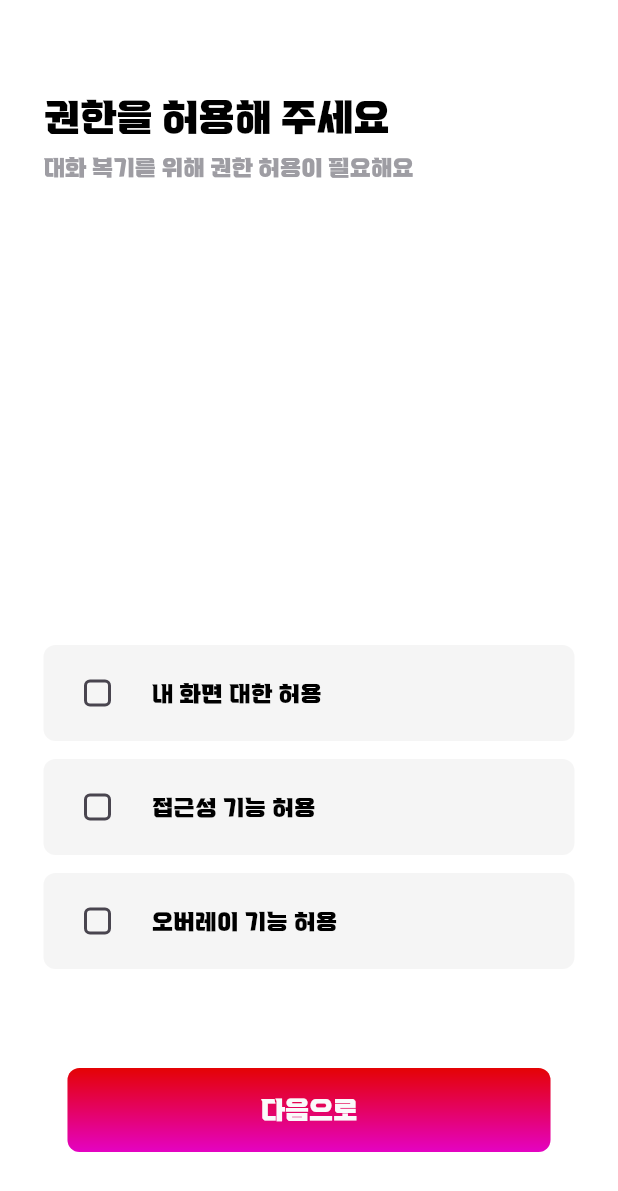
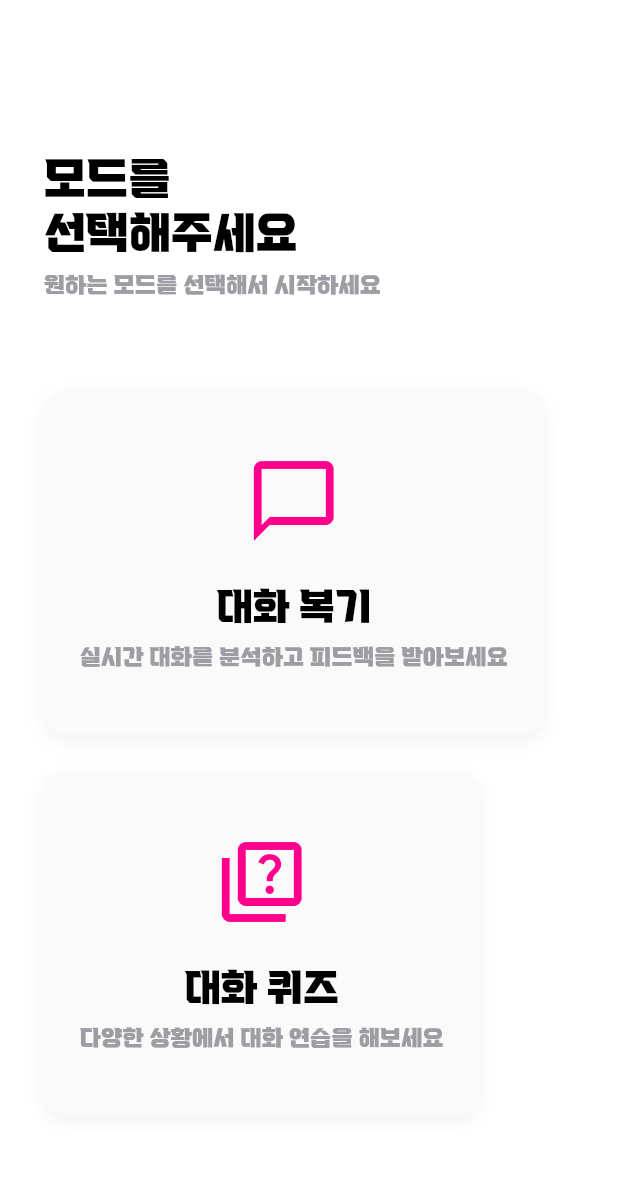
Before and after one commit to SW-HACKATHON-7/overlay, a Flutter app: the screen it shows after launch, on a phone screen of 412 x 824 dp. Shown: the top 1191 px of the screen. Run offline on Flutter 3.47's test engine with Material 3 defaults, Android fonts, the phone set to English and light mode, and no system bars; our stand-ins replace dio, flutter_hooks, flutter_riverpod, flutter_svg, go_router, hooks_riverpod and 1 more; missing offline and left inert: flutter_overlay_window; generated files the repository leaves out were written again.

Commit message:
feat : 채팅기능연동

```diff
--- a/lib/core/router/route.dart
+++ b/lib/core/router/route.dart
@@ -1,6 +1,7 @@
 import 'package:go_router/go_router.dart';
 import 'package:hackerton/presentation/choosePartner/choose_partner_screen.dart';
 import 'package:hackerton/presentation/main/screens/main_screen.dart';
+import 'package:hackerton/presentation/mode_selection/mode_selection_screen.dart';
 import 'package:hackerton/presentation/quiz/quiz_chat_screen.dart';
 import 'package:hackerton/presentation/verify/verify_screen.dart';
 import 'package:hackerton/splash_screen.dart';
@@ -12,6 +13,11 @@ final router = GoRouter(
       path: '/',
       name: RouteNames.splash,
       builder: (context, state) => const SplashScreen(),
+    ),
+    GoRoute(
+      path: '/mode_selection',
+      name: RouteNames.modeSelection,
+      builder: (context, state) => const ModeSelectionScreen(),
     ),
     GoRoute(
       path: '/main',
@@ -31,13 +37,17 @@ final router = GoRouter(
     GoRoute(
       path: '/quiz',
       name: RouteNames.quiz,
-      builder: (context, state) => const QuizChatScreen(),
+      builder: (context, state) {
+        final relationship = state.extra as String?;
+        return QuizChatScreen(relationship: relationship ?? '직장 상사');
+      },
     ),
   ],
 );
 
 class RouteNames {
   static const String splash = 'splash';
+  static const String modeSelection = 'mode_selection';
   static const String main = 'main';
   static const String verify = 'verify';
   static const String choosePartner = 'choose_partner';
--- /dev/null
+++ b/lib/presentation/mode_selection/mode_selection_screen.dart
@@ -0,0 +1,148 @@
+import 'package:flutter/material.dart';
+import 'package:go_router/go_router.dart';
+import 'package:hackerton/core/design_system/color.dart';
+import 'package:hackerton/core/design_system/typography.dart';
+import 'package:hackerton/core/widget/base_scaffold.dart';
+
+class ModeSelectionScreen extends StatefulWidget {
+  const ModeSelectionScreen({super.key});
+
+  @override
+  State<ModeSelectionScreen> createState() => _ModeSelectionScreenState();
+}
+
+class _ModeSelectionScreenState extends State<ModeSelectionScreen> {
+  int? selectedIndex;
+
+  @override
+  Widget build(BuildContext context) {
+    return BaseScaffold(
+      body: Column(
+        crossAxisAlignment: CrossAxisAlignment.start,
+        children: [
+          const SizedBox(height: 60),
+          Text(
+            '모드를\n선택해주세요',
+            style: HackerTonTypography.MainLarge.copyWith(
+              fontSize: 28,
+              fontWeight: FontWeight.bold,
+              height: 1.3,
+            ),
+          ),
+          const SizedBox(height: 8),
+          Text(
+            '원하는 모드를 선택해서 시작하세요',
+            style: HackerTonTypography.MainSmall.copyWith(
+              fontSize: 14,
+              color: HackerTonColors.grey,
+            ),
+          ),
+          const SizedBox(height: 60),
+          Expanded(
+            child: ModeSelectionItem(
+              title: '대화 복기',
+              description: '실시간 대화를 분석하고 피드백을 받아보세요',
+              icon: Icons.chat_bubble_outline,
+              isSelected: selectedIndex == 0,
+              onTap: () {
+                setState(() {
+                  selectedIndex = 0;
+                });
+                Future.delayed(const Duration(milliseconds: 300), () {
+                  context.go('/verify');
+                });
+              },
+            ),
+          ),
+          const SizedBox(height: 24),
+          Expanded(
+            child: ModeSelectionItem(
+              title: '대화 퀴즈',
+              description: '다양한 상황에서 대화 연습을 해보세요',
+              icon: Icons.quiz_outlined,
+              isSelected: selectedIndex == 1,
+              onTap: () {
+                setState(() {
+                  selectedIndex = 1;
+                });
+                Future.delayed(const Duration(milliseconds: 300), () {
+                  context.go('/choose_partner');
+                });
+              },
+            ),
+          ),
+          const SizedBox(height: 40),
+        ],
+      ),
+    );
+  }
+}
+
+class ModeSelectionItem extends StatelessWidget {
+  final String title;
+  final String description;
+  final IconData icon;
+  final bool isSelected;
+  final VoidCallback onTap;
+
+  const ModeSelectionItem({
+    super.key,
+    required this.title,
+    required this.description,
+    required this.icon,
+    required this.isSelected,
+    required this.onTap,
+  });
+
+  @override
+  Widget build(BuildContext context) {
+    return InkWell(
+      onTap: onTap,
+      borderRadius: BorderRadius.circular(16),
+      child: AnimatedContainer(
+        duration: const Duration(milliseconds: 300),
+        decoration: BoxDecoration(
+          gradient: isSelected ? HackerTonGradients.orangeToPink : null,
+          color: isSelected ? null : HackerTonColors.white,
+          borderRadius: BorderRadius.circular(16),
+          boxShadow: [
+            BoxShadow(
+              color: Colors.black.withOpacity(0.05),
+              blurRadius: 10,
+              offset: const Offset(0, 4),
+            ),
+          ],
+        ),
+        padding: const EdgeInsets.all(24),
+        child: Column(
+          mainAxisAlignment: MainAxisAlignment.center,
+          children: [
+            Icon(
+              icon,
+              size: 64,
+              color: isSelected ? Colors.white : HackerTonColors.pink,
+            ),
+            const SizedBox(height: 20),
+            Text(
+              title,
+              style: HackerTonTypography.MainLarge.copyWith(
+                fontSize: 24,
+                fontWeight: FontWeight.bold,
+                color: isSelected ? Colors.white : Colors.black,
+              ),
+            ),
+            const SizedBox(height: 8),
+            Text(
+              description,
+              textAlign: TextAlign.center,
+              style: HackerTonTypography.MainSmall.copyWith(
+                fontSize: 14,
+                color: isSelected ? Colors.white : HackerTonColors.grey,
+              ),
+            ),
+          ],
+        ),
+      ),
+    );
+  }
+}
--- a/lib/splash_screen.dart
+++ b/lib/splash_screen.dart
@@ -12,7 +12,7 @@ class SplashScreen extends HookWidget {
     useEffect(() {
       Future.delayed(const Duration(seconds: 3), () {
         if (context.mounted) {
-          context.go('/verify');
+          context.go('/mode_selection');
         }
       });
       return null;
```
Also changed, not shown: lib/presentation/choosePartner/choose_partner_screen.dart (+23 -6 lines), lib/presentation/quiz/quiz_chat_screen.dart (+6 -6 lines), 1 other file.
